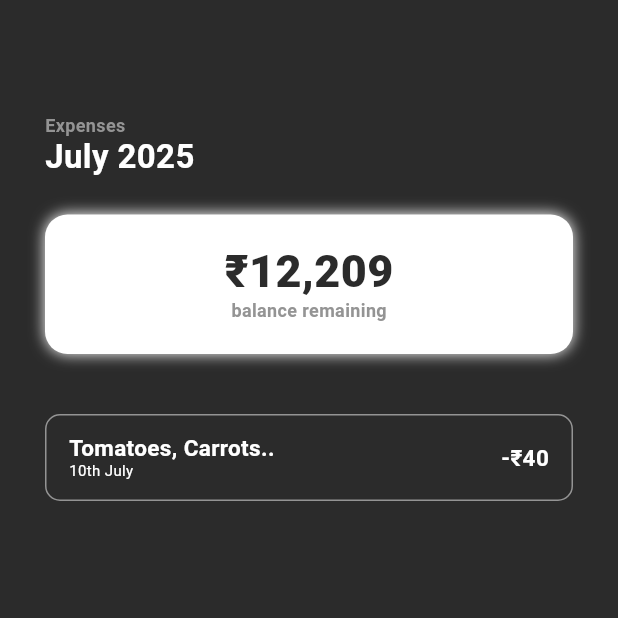
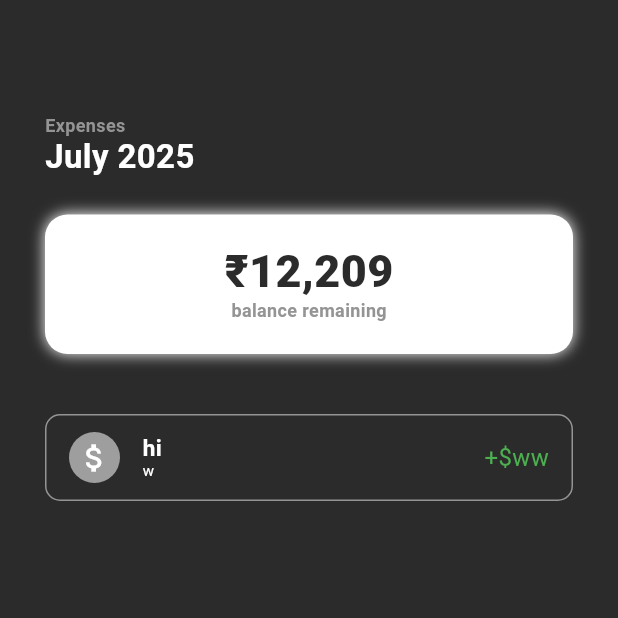
Before and after one commit to NotArchiveData/ExpenseTracker, a Flutter app: the screen it shows after launch, on a phone screen of 412 x 824 dp, the top half of it. Run offline on Flutter 3.47's test engine with Material 3 defaults, Android fonts, the phone set to English and light mode, and no system bars; Roboto replaces fonts that are missing (SF-Pro).

Commit message:
transaction page changes

```diff
--- a/lib/landingpage.dart
+++ b/lib/landingpage.dart
@@ -37,7 +37,14 @@ class _LandingPageState extends State<LandingPage> {
             SizedBox(height: 40),
 
             // transactions list
-            Transactions(),
+            Transactions(
+              transactionName: "hi",
+              date: "w",
+              money: "ww",
+              expenseOrIncome: "income",
+            ),
+            SizedBox(height: 10),
+
 
             // buttons to add stuff
             Container(
--- a/lib/transactions.dart
+++ b/lib/transactions.dart
@@ -1,7 +1,17 @@
 import 'package:flutter/material.dart';
 
 class Transactions extends StatelessWidget {
-  const Transactions({super.key});
+  final String transactionName;
+  final String date;
+  final String money;
+  final String expenseOrIncome;
+
+  Transactions({
+    required this.transactionName,
+    required this.date,
+    required this.money,
+    required this.expenseOrIncome
+  });
 
   @override
   Widget build(BuildContext context) {
@@ -12,7 +22,6 @@ class Transactions extends StatelessWidget {
         border: Border.all(
           color: Color(0xFF949494),
         ),
-        // color: Colors.white,
         color: Color(0xFF2b2b2b),
       ),
         child: Padding(
@@ -20,12 +29,28 @@ class Transactions extends StatelessWidget {
           child: Row(
             mainAxisAlignment: MainAxisAlignment.spaceBetween,
             children: [
+              Row(
+                children: [
+                  Container(
+                    padding: EdgeInsets.all(5),
+                    decoration: BoxDecoration(
+                        shape: BoxShape.circle, color: Colors.grey[500]),
+                    child: Center(
+                      child: Icon(
+                        Icons.attach_money_outlined,
+                        color: Colors.white,
+                      ),
+                    ),
+                  ),
+
+                  SizedBox(width: 15),
+
                   Column(
                     mainAxisAlignment: MainAxisAlignment.center,
                     crossAxisAlignment: CrossAxisAlignment.start,
                     children: [
                       Text(
-                    "Tomatoes, Carrots..",
+                        transactionName,
                         style: TextStyle(
                           color: Color(0xFFFFFFFF),
                           fontSize: 15,
@@ -38,7 +63,7 @@ class Transactions extends StatelessWidget {
                       ),
 
                       Text(
-                    "10th July",
+                        date,
                         style: TextStyle(
                           color: Color(0xFFFFFFFF),
                           fontSize: 10,
@@ -51,17 +76,30 @@ class Transactions extends StatelessWidget {
                       ),
                     ],
                   ),
+                ],
+              ),
+              // Text(
+              //   money,
+              //   style: TextStyle(
+              //     color: Color(0xFFDB5375),
+              //     fontSize: 15,
+              //     fontWeight: FontWeight.w600,
+              //   ),
+              // ),
               Text(
-                "-₹40",
+                (expenseOrIncome == 'expense' ? '-' : '+') + '\$' + money,
                 style: TextStyle(
-                  color: Color(0xFFFFFFFF),
-                  fontSize: 15,
-                  fontWeight: FontWeight.w600,
-                ),
-              ),
+                  //fontWeight: FontWeight.bold,
+                  fontSize: 16,
+                  color:
+                      expenseOrIncome == 'expense' ? Colors.red : Colors.green,
+                )
+              )
             ],
           ),
         )
+
     );
+
   }
 }
```
Lines whose indentation alone changed are shown as unchanged.
